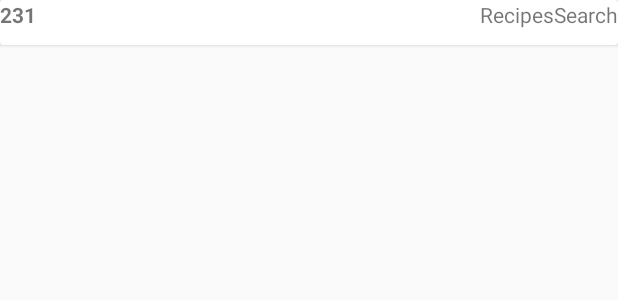
After one commit to huglx/RecipeSearch, an Android app: the layout ingredients_item.xml on its own in the app's theme, with its tools: preview values and no code run, on a phone screen of 412 x 824 dp. The commit adds this screen. Shown: the top 300 px of the screen. Run offline under Robolectric (Android 15) with nearby library versions, the phone set to English and light mode, and no system bars.

Commit message:
Added Ingredients list(not done)

```diff
--- a/app/src/main/java/com/isteel/recipessearch/Api/RecipeService.java
+++ b/app/src/main/java/com/isteel/recipessearch/Api/RecipeService.java
@@ -2,6 +2,7 @@ package com.isteel.recipessearch.Api;
 
 import com.isteel.recipessearch.Content.Recipe;
 import com.isteel.recipessearch.Content.Result;
+import com.isteel.recipessearch.Content.Steps.Ingredients.IngredResponse;
 import com.isteel.recipessearch.Content.Steps.ResponseStep;
 
 import java.util.List;
@@ -21,4 +22,7 @@ public interface RecipeService {
 
     @GET("{id}/analyzedInstructions?apiKey=6bbcc5cb6b1b46f9986d188fd72c1d65")
     Observable<List<ResponseStep>> steps(@Path("id") String id);
+
+    @GET("{id}/ingredientWidget.json?apiKey=6bbcc5cb6b1b46f9986d188fd72c1d65")
+    Observable<IngredResponse> ingredients(@Path("id") String id);
 }
--- a/app/src/main/java/com/isteel/recipessearch/Content/Steps/Metric.java
+++ /dev/null
@@ -1,5 +0,0 @@
-package com.isteel.recipessearch.Content.Steps;
-// TODO make ingredients content
-
-public class Metric {
-}
--- a/app/src/main/java/com/isteel/recipessearch/Content/Steps/Step.java
+++ b/app/src/main/java/com/isteel/recipessearch/Content/Steps/Step.java
@@ -1,7 +1,7 @@
 package com.isteel.recipessearch.Content.Steps;
 
 import com.google.gson.annotations.SerializedName;
-import com.isteel.recipessearch.Content.Steps.Ingredients;
+import com.isteel.recipessearch.Content.Steps.Ingredients.Ingredients;
 
 import java.util.List;
 
--- a/app/src/main/java/com/isteel/recipessearch/Repository/RecipeRepository.java
+++ b/app/src/main/java/com/isteel/recipessearch/Repository/RecipeRepository.java
@@ -4,6 +4,8 @@ import androidx.annotation.NonNull;
 
 import com.isteel.recipessearch.Content.Recipe;
 import com.isteel.recipessearch.Content.Result;
+import com.isteel.recipessearch.Content.Steps.Ingredients.IngredResponse;
+import com.isteel.recipessearch.Content.Steps.Ingredients.Ingredients;
 import com.isteel.recipessearch.Content.Steps.ResponseStep;
 
 import java.util.List;
@@ -20,4 +22,7 @@ public interface RecipeRepository {
 
     @NonNull
     Observable<List<ResponseStep>> steps(String id);
+
+    @NonNull
+    Observable<IngredResponse> ingredients(String id);
 }
--- a/app/src/main/java/com/isteel/recipessearch/Screen/Recipe/RecipePresenter.java
+++ b/app/src/main/java/com/isteel/recipessearch/Screen/Recipe/RecipePresenter.java
@@ -18,7 +18,7 @@ public class RecipePresenter {
 
     public void init(String id){
         RepositoryProvider.provideRecipeRepository()
-                .steps(id)
+                .ingredients(id)
                 .as(AutoDispose.autoDisposable(AndroidLifecycleScopeProvider.from(mRecipeListActivity)))
                 .subscribe(mView::showIngredients, throwable -> Log.i("234444", throwable+""));
     }
--- a/app/src/main/java/com/isteel/recipessearch/Screen/Recipe/RecipeView.java
+++ b/app/src/main/java/com/isteel/recipessearch/Screen/Recipe/RecipeView.java
@@ -1,12 +1,11 @@
 package com.isteel.recipessearch.Screen.Recipe;
 
-import com.isteel.recipessearch.Content.Result;
-import com.isteel.recipessearch.Content.Steps.Ingredients;
+import com.isteel.recipessearch.Content.Steps.Ingredients.IngredResponse;
 import com.isteel.recipessearch.Content.Steps.ResponseStep;
 
 import java.util.List;
 
 public interface RecipeView {
-    void showIngredients(List<ResponseStep> steps);
+    void showIngredients(IngredResponse igredients);
 
 }
--- a/app/src/main/java/com/isteel/recipessearch/Screen/RecipeListActivity/RecipeListActivity.java
+++ b/app/src/main/java/com/isteel/recipessearch/Screen/RecipeListActivity/RecipeListActivity.java
@@ -33,12 +33,13 @@ public class RecipeListActivity extends AppCompatActivity implements RecipeListV
         getSupportActionBar().setTitle("Recipe search");
         toolbar.setTitleTextColor(Color.parseColor("#fafafa")); //setting toolbar
 
-        // mRecipeListAdapter = new RecipeListAdapter(new Result());
+        // mRecipeListAdapter = new RecipeAdapter(new Result());
         mSearchView = findViewById(R.id.search_view);
         createSearchListener();
 
         mRecyclerView = findViewById(R.id.view);
         mRecyclerView.setLayoutManager(new GridLayoutManager(this,2,RecyclerView.VERTICAL, false));
+        mRecyclerView.setHasFixedSize(true);
 
         mRecipeListPresenter = new RecipeListPresenter(this, this);
         mRecipeListPresenter.init();
--- a/app/src/main/java/com/isteel/recipessearch/utils/Images.java
+++ b/app/src/main/java/com/isteel/recipessearch/utils/Images.java
@@ -5,6 +5,7 @@ import android.widget.ImageView;
 import androidx.annotation.NonNull;
 
 import com.isteel.recipessearch.Content.Recipe;
+import com.isteel.recipessearch.Content.Steps.Ingredients.Ingredients;
 import com.squareup.picasso.Picasso;
 
 public final class Images {
@@ -29,9 +30,9 @@ public final class Images {
                 .into(imageView);
     }
 
-    public static void loadIngredients(@NonNull ImageView imageView, @NonNull Recipe recipe,
+    public static void loadIngredients(@NonNull ImageView imageView, @NonNull Ingredients ingredients,
                                   @NonNull String size) {
-        loadIngredients(imageView, recipe.getmId(), size);
+        loadIngredients(imageView, ingredients.getmName(), size);
     }
 
     public static void loadIngredients(@NonNull ImageView imageView, @NonNull String name,
--- /dev/null
+++ b/app/src/main/res/layout/ingredients_item.xml
@@ -0,0 +1,23 @@
+<?xml version="1.0" encoding="utf-8"?>
+<androidx.cardview.widget.CardView xmlns:android="http://schemas.android.com/apk/res/android"
+    android:layout_width="match_parent" android:layout_height="30dp">
+    <RelativeLayout
+        android:layout_width="match_parent"
+        android:layout_height="wrap_content">
+        <TextView
+            android:layout_alignParentEnd="true"
+            android:layout_width="wrap_content"
+            android:layout_height="wrap_content"
+            android:text="@string/app_name"
+
+            android:id="@+id/value"/>
+        <TextView
+            android:layout_alignParentStart="true"
+
+            android:text="231"
+            android:textStyle="bold"
+            android:layout_width="wrap_content"
+            android:layout_height="wrap_content"
+            android:id="@+id/name"/>
+    </RelativeLayout>
+</androidx.cardview.widget.CardView>
```
Also changed, not shown: app/src/main/java/com/isteel/recipessearch/Content/Steps/Ingredients/Amount.java (added, +25 -0 lines), app/src/main/java/com/isteel/recipessearch/Content/Steps/Ingredients/IngredResponse.java (added, +25 -0 lines), app/src/main/java/com/isteel/recipessearch/Content/Steps/Ingredients/Ingredients.java (renamed from app/src/main/java/com/isteel/recipessearch/Content/Steps/Ingredients.java, +16 -2 lines), app/src/main/java/com/isteel/recipessearch/Content/Steps/Ingredients/Metric.java (added, +36 -0 lines), app/src/main/java/com/isteel/recipessearch/Repository/DefaultRecipeRepository.java (+11 -0 lines), app/src/main/java/com/isteel/recipessearch/Screen/Recipe/RecipeActivity.java (+17 -2 lines), app/src/main/java/com/isteel/recipessearch/Screen/Recipe/RecipeAdapter.java (added, +42 -0 lines), app/src/main/java/com/isteel/recipessearch/Screen/Recipe/RecipeHolder.java (added, +44 -0 lines), app/src/main/res/layout/activity_recipe.xml (+4 -7 lines).
